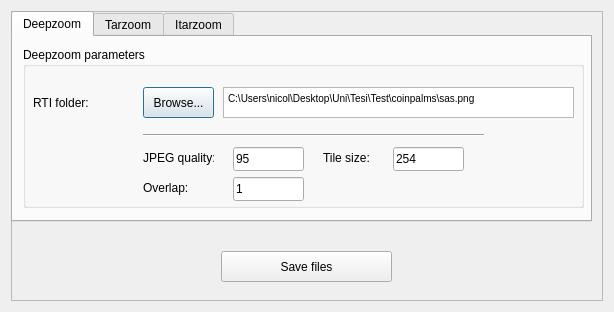
Old version of the form relight/zoomdialog.ui in the repository cnr-isti-vclab/relight.
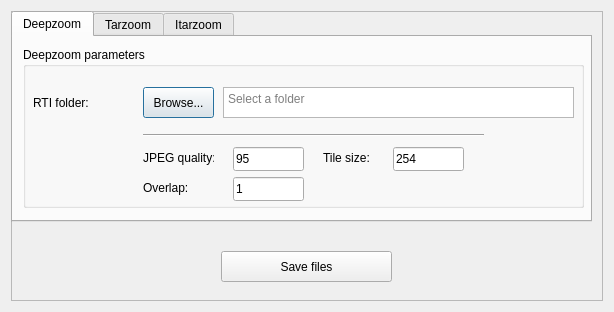
New version of the form. The open tabs and pages were chosen to show the change.

```diff
--- a/relight/zoomdialog.ui
+++ b/relight/zoomdialog.ui
@@ -108,7 +108,7 @@
 &lt;html&gt;&lt;head&gt;&lt;meta name=&quot;qrichtext&quot; content=&quot;1&quot; /&gt;&lt;style type=&quot;text/css&quot;&gt;
 p, li { white-space: pre-wrap; }
 &lt;/style&gt;&lt;/head&gt;&lt;body style=&quot; font-family:'MS Shell Dlg 2'; font-size:7.8pt; font-weight:400; font-style:normal;&quot;&gt;
-&lt;p style=&quot; margin-top:0px; margin-bottom:0px; margin-left:0px; margin-right:0px; -qt-block-indent:0; text-indent:0px;&quot;&gt;C:\Users\nicol\Desktop\Uni\Tesi\Test\coinpalms\sas.png&lt;/p&gt;&lt;/body&gt;&lt;/html&gt;</string>
+&lt;p style=&quot;-qt-paragraph-type:empty; margin-top:0px; margin-bottom:0px; margin-left:0px; margin-right:0px; -qt-block-indent:0; text-indent:0px;&quot;&gt;&lt;br /&gt;&lt;/p&gt;&lt;/body&gt;&lt;/html&gt;</string>
            </property>
            <property name="placeholderText">
             <string>Select a folder</string>
```
Left out of the diff: 2 changed lines with no effect on the pictures.
